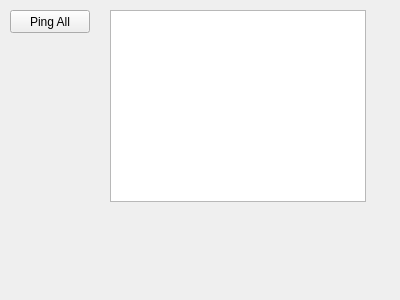
Before: the Qt Designer form gui/NEMainpage.ui in chozabu/RetroChess, drawn with Qt 5.
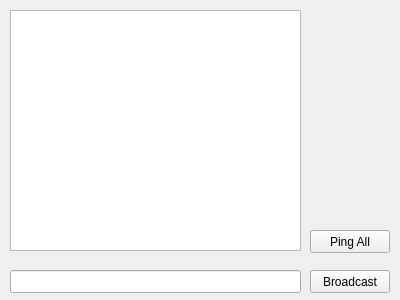
After: the same form once the commit is applied.

Commit message: can send textual messages

Patch:
```diff
--- a/gui/NEMainpage.ui
+++ b/gui/NEMainpage.ui
@@ -16,8 +16,8 @@
   <widget class="QPushButton" name="pingAllButton">
    <property name="geometry">
     <rect>
-     <x>10</x>
-     <y>10</y>
+     <x>310</x>
+     <y>230</y>
      <width>80</width>
      <height>23</height>
     </rect>
@@ -29,10 +29,33 @@
   <widget class="QListWidget" name="listWidget">
    <property name="geometry">
     <rect>
-     <x>110</x>
+     <x>10</x>
      <y>10</y>
-     <width>256</width>
-     <height>192</height>
+     <width>291</width>
+     <height>241</height>
+    </rect>
+   </property>
+  </widget>
+  <widget class="QPushButton" name="broadcastButton">
+   <property name="geometry">
+    <rect>
+     <x>310</x>
+     <y>270</y>
+     <width>80</width>
+     <height>23</height>
+    </rect>
+   </property>
+   <property name="text">
+    <string>Broadcast</string>
+   </property>
+  </widget>
+  <widget class="QLineEdit" name="msgInput">
+   <property name="geometry">
+    <rect>
+     <x>10</x>
+     <y>270</y>
+     <width>291</width>
+     <height>23</height>
     </rect>
    </property>
   </widget>
```
The commit also changes 2 other files.
